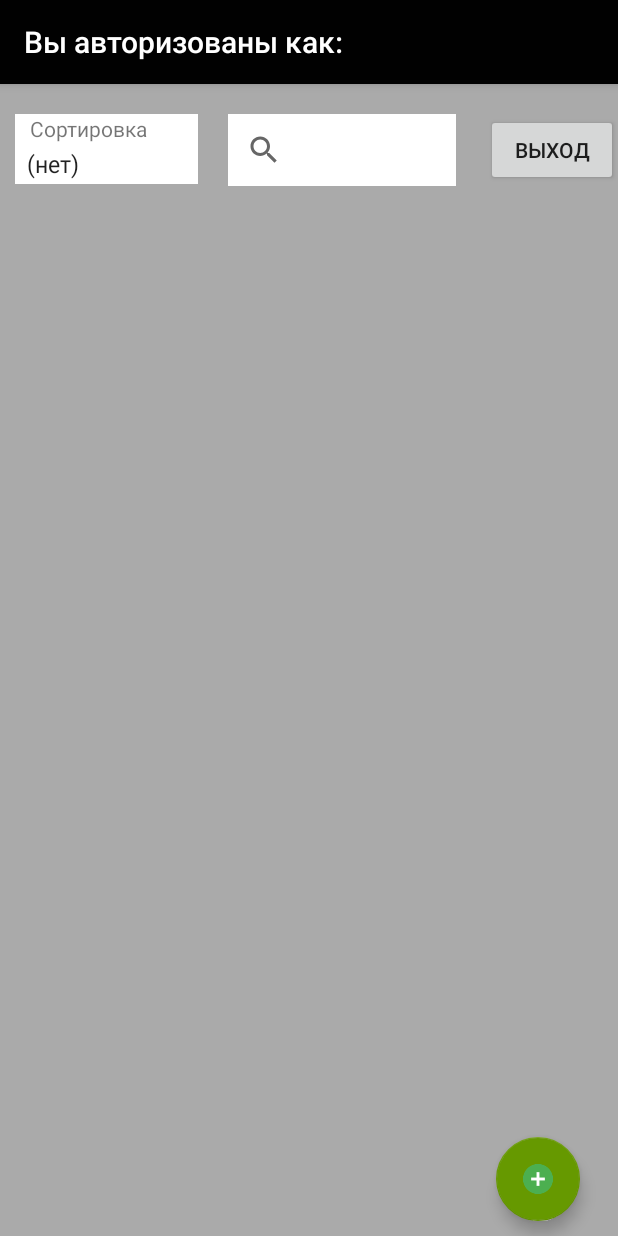
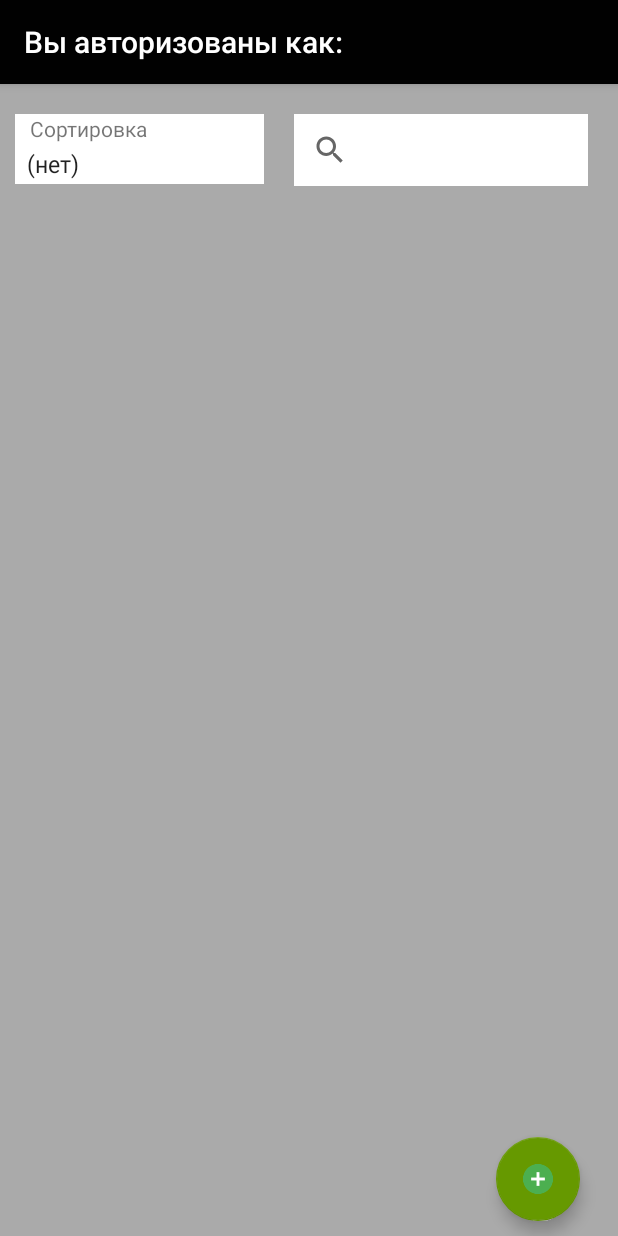
Before and after one commit to AlexandrRomanychev/Android, an Android app: the Profile screen opened directly, with no data from a screen before it, on a phone screen of 412 x 824 dp. Run offline under Robolectric (Android 15) with nearby library versions, the phone set to English and light mode, and no system bars; libraries missing offline, so code that uses them is left out: com.facebook.drawee; Roboto replaces fonts that are not available here; 1 statement that could not run was skipped.

Commit message:
Перенесена кнопка выхода

```diff
--- a/app/src/main/java/com/example/contacts/Profile.java
+++ b/app/src/main/java/com/example/contacts/Profile.java
@@ -23,6 +23,7 @@ import com.example.contacts.async.AsyncUserAction;
 import com.example.contacts.database.DataBaseComands;
 import com.example.contacts.database.entity.Contact;
 import com.example.contacts.database.entity.User;
+import com.facebook.drawee.backends.pipeline.Fresco;
 import com.google.android.material.floatingactionbutton.FloatingActionButton;
 
 import java.util.List;
@@ -31,8 +32,7 @@ import android.widget.Spinner;
 
 public class Profile extends AppCompatActivity {
 
-    private Button exit;
-    private FloatingActionButton btn_add, btn_import, btn_new;
+    private FloatingActionButton btn_add, btn_import, btn_new, exit;
     private Boolean flag = false;
     private LinearLayout profiles;
     private SearchView search;
@@ -173,10 +173,12 @@ public class Profile extends AppCompatActivity {
                 if(!flag){
                     btn_new.setVisibility(View.VISIBLE);
                     btn_import.setVisibility(View.VISIBLE);
+                    exit.setVisibility(View.VISIBLE);
                     btn_add.setImageResource(R.drawable.cancel);
                 } else {
                     btn_new.setVisibility(View.INVISIBLE);
                     btn_import.setVisibility(View.INVISIBLE);
+                    exit.setVisibility(View.INVISIBLE);
                     btn_add.setImageResource(R.drawable.plus);
                 }
                 flag = !flag;
--- a/app/src/main/res/layout/list_profiles.xml
+++ b/app/src/main/res/layout/list_profiles.xml
@@ -70,12 +70,6 @@
             android:layout_marginTop="20dp"
             android:background="@android:color/white"
             android:layout_marginBottom="20dp"/>
-        <Button
-            android:id="@+id/exit"
-            android:layout_width="wrap_content"
-            android:layout_height="wrap_content"
-            android:layout_marginTop="20dp"
-            android:text="Выход"/>
 
     </LinearLayout>
 
@@ -85,6 +79,17 @@
         android:layout_height="wrap_content"
         android:gravity="right"
         android:orientation="vertical">
+
+        <com.google.android.material.floatingactionbutton.FloatingActionButton
+            android:id="@+id/exit"
+            android:layout_width="wrap_content"
+            android:layout_height="wrap_content"
+            android:layout_marginBottom="10dp"
+            android:layout_marginEnd="25dp"
+            fresco:backgroundTint="@android:color/holo_green_dark"
+            android:clickable="true"
+            android:src="@drawable/exit"
+            android:visibility="invisible" />
 
         <com.google.android.material.floatingactionbutton.FloatingActionButton
             android:id="@+id/import_profile"
```
Also changed, not shown: app/src/main/res/drawable/exit.png (added).
